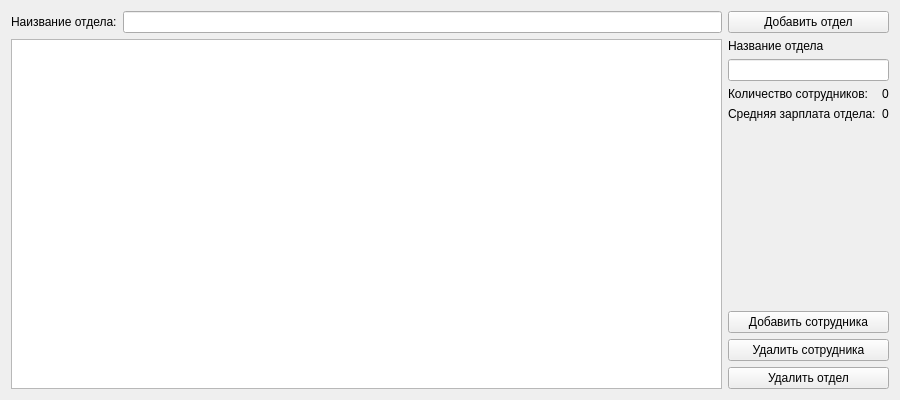
Qt form Company/mainwidget.ui (pvshebarshin/AVsoftware) before a commit.
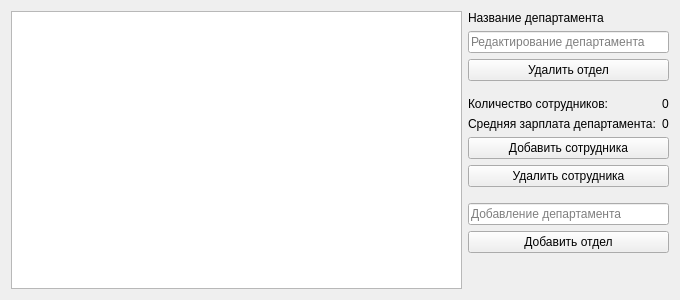
The same form after that commit.

```diff
--- a/Company/mainwidget.ui
+++ b/Company/mainwidget.ui
@@ -6,8 +6,8 @@
    <rect>
     <x>0</x>
     <y>0</y>
-    <width>900</width>
-    <height>400</height>
+    <width>680</width>
+    <height>300</height>
    </rect>
   </property>
   <property name="sizePolicy">
@@ -29,32 +29,6 @@
    <property name="sizeConstraint">
     <enum>QLayout::SetMaximumSize</enum>
    </property>
-   <item row="6" column="4">
-    <widget class="QPushButton" name="buttonRemoveDepartment">
-     <property name="sizePolicy">
-      <sizepolicy hsizetype="Preferred" vsizetype="Fixed">
-       <horstretch>0</horstretch>
-       <verstretch>0</verstretch>
-      </sizepolicy>
-     </property>
-     <property name="text">
-      <string>Удалить отдел</string>
-     </property>
-    </widget>
-   </item>
-   <item row="0" column="0">
-    <widget class="QLabel" name="label">
-     <property name="sizePolicy">
-      <sizepolicy hsizetype="Fixed" vsizetype="Fixed">
-       <horstretch>0</horstretch>
-       <verstretch>0</verstretch>
-      </sizepolicy>
-     </property>
-     <property name="text">
-      <string>Наизвание отдела:</string>
-     </property>
-    </widget>
-   </item>
    <item row="1" column="4" rowspan="3">
     <layout class="QFormLayout" name="formLayout_2">
      <property name="sizeConstraint">
@@ -66,54 +40,148 @@
         <enum>Qt::LeftToRight</enum>
        </property>
        <property name="text">
-        <string>Название отдела</string>
+        <string>Название департамента</string>
        </property>
        <property name="alignment">
         <set>Qt::AlignLeading|Qt::AlignLeft|Qt::AlignVCenter</set>
        </property>
       </widget>
      </item>
-     <item row="1" column="0" colspan="2">
-      <widget class="QLineEdit" name="lineName">
-       <property name="sizePolicy">
-        <sizepolicy hsizetype="Preferred" vsizetype="Fixed">
-         <horstretch>0</horstretch>
-         <verstretch>0</verstretch>
-        </sizepolicy>
+     <item row="4" column="0">
+      <widget class="QLabel" name="label_CE">
+       <property name="text">
+        <string>Количество сотрудников:</string>
        </property>
       </widget>
      </item>
-     <item row="2" column="1">
+     <item row="4" column="1">
       <widget class="QLabel" name="lableCount">
        <property name="text">
         <string>0</string>
        </property>
       </widget>
      </item>
-     <item row="3" column="0">
+     <item row="5" column="0">
       <widget class="QLabel" name="label_AVGS">
        <property name="text">
-        <string>Средняя зарплата отдела:</string>
+        <string>Средняя зарплата департамента:</string>
        </property>
       </widget>
      </item>
-     <item row="3" column="1">
+     <item row="5" column="1">
       <widget class="QLabel" name="lableSalary">
        <property name="text">
         <string>0</string>
        </property>
       </widget>
      </item>
-     <item row="2" column="0">
-      <widget class="QLabel" name="label_CE">
+     <item row="1" column="0" colspan="2">
+      <widget class="QLineEdit" name="lineName">
+       <property name="sizePolicy">
+        <sizepolicy hsizetype="Preferred" vsizetype="Fixed">
+         <horstretch>0</horstretch>
+         <verstretch>0</verstretch>
+        </sizepolicy>
+       </property>
+       <property name="placeholderText">
+        <string>Редактирование департамента</string>
+       </property>
+      </widget>
+     </item>
+     <item row="2" column="0" colspan="2">
+      <widget class="QPushButton" name="buttonRemoveDepartment">
+       <property name="sizePolicy">
+        <sizepolicy hsizetype="Preferred" vsizetype="Fixed">
+         <horstretch>0</horstretch>
+         <verstretch>0</verstretch>
+        </sizepolicy>
+       </property>
        <property name="text">
-        <string>Количество сотрудников:</string>
+        <string>Удалить отдел</string>
        </property>
       </widget>
      </item>
+     <item row="6" column="0" colspan="2">
+      <widget class="QPushButton" name="buttonAddEmploee">
+       <property name="sizePolicy">
+        <sizepolicy hsizetype="Preferred" vsizetype="Fixed">
+         <horstretch>0</horstretch>
+         <verstretch>0</verstretch>
+        </sizepolicy>
+       </property>
+       <property name="text">
+        <string>Добавить сотрудника</string>
+       </property>
+      </widget>
+     </item>
+     <item row="7" column="0" colspan="2">
+      <widget class="QPushButton" name="buttonRemoveEmploee">
+       <property name="sizePolicy">
+        <sizepolicy hsizetype="Preferred" vsizetype="Fixed">
+         <horstretch>0</horstretch>
+         <verstretch>0</verstretch>
+        </sizepolicy>
+       </property>
+       <property name="text">
+        <string>Удалить сотрудника</string>
+       </property>
+      </widget>
+     </item>
+     <item row="9" column="0" colspan="2">
+      <widget class="QLineEdit" name="lineNameDepartmnt">
+       <property name="sizePolicy">
+        <sizepolicy hsizetype="Preferred" vsizetype="Fixed">
+         <horstretch>1</horstretch>
+         <verstretch>0</verstretch>
+        </sizepolicy>
+       </property>
+       <property name="placeholderText">
+        <string>Добавление департамента</string>
+       </property>
+      </widget>
+     </item>
+     <item row="10" column="0" colspan="2">
+      <widget class="QPushButton" name="buttonAddDepartment">
+       <property name="sizePolicy">
+        <sizepolicy hsizetype="Preferred" vsizetype="Fixed">
+         <horstretch>0</horstretch>
+         <verstretch>0</verstretch>
+        </sizepolicy>
+       </property>
+       <property name="text">
+        <string>Добавить отдел</string>
+       </property>
+      </widget>
+     </item>
+     <item row="3" column="0" colspan="2">
+      <spacer name="verticalSpacer_2">
+       <property name="orientation">
+        <enum>Qt::Vertical</enum>
+       </property>
+       <property name="sizeHint" stdset="0">
+        <size>
+         <width>20</width>
+         <height>20</height>
+        </size>
+       </property>
+      </spacer>
+     </item>
+     <item row="8" column="0" colspan="2">
+      <spacer name="verticalSpacer">
+       <property name="orientation">
+        <enum>Qt::Vertical</enum>
+       </property>
+       <property name="sizeHint" stdset="0">
+        <size>
+         <width>20</width>
+         <height>20</height>
+        </size>
+       </property>
+      </spacer>
+     </item>
     </layout>
    </item>
-   <item row="1" column="0" rowspan="6" colspan="4">
+   <item row="1" column="0" rowspan="9" colspan="4">
     <widget class="QTreeView" name="view">
      <property name="sizePolicy">
       <sizepolicy hsizetype="Preferred" vsizetype="Preferred">
@@ -162,58 +230,6 @@
      </attribute>
     </widget>
    </item>
-   <item row="5" column="4">
-    <widget class="QPushButton" name="buttonRemoveEmploee">
-     <property name="sizePolicy">
-      <sizepolicy hsizetype="Preferred" vsizetype="Fixed">
-       <horstretch>0</horstretch>
-       <verstretch>0</verstretch>
-      </sizepolicy>
-     </property>
-     <property name="text">
-      <string>Удалить сотрудника</string>
-     </property>
-    </widget>
-   </item>
-   <item row="0" column="1" colspan="3">
-    <widget class="QLineEdit" name="lineNameDepartmnt">
-     <property name="sizePolicy">
-      <sizepolicy hsizetype="Preferred" vsizetype="Fixed">
-       <horstretch>1</horstretch>
-       <verstretch>0</verstretch>
-      </sizepolicy>
-     </property>
-     <property name="placeholderText">
-      <string/>
-     </property>
-    </widget>
-   </item>
-   <item row="0" column="4">
-    <widget class="QPushButton" name="buttonAddDepartment">
-     <property name="sizePolicy">
-      <sizepolicy hsizetype="Preferred" vsizetype="Fixed">
-       <horstretch>0</horstretch>
-       <verstretch>0</verstretch>
-      </sizepolicy>
-     </property>
-     <property name="text">
-      <string>Добавить отдел</string>
-     </property>
-    </widget>
-   </item>
-   <item row="4" column="4">
-    <widget class="QPushButton" name="buttonAddEmploee">
-     <property name="sizePolicy">
-      <sizepolicy hsizetype="Preferred" vsizetype="Fixed">
-       <horstretch>0</horstretch>
-       <verstretch>0</verstretch>
-      </sizepolicy>
-     </property>
-     <property name="text">
-      <string>Добавить сотрудника</string>
-     </property>
-    </widget>
-   </item>
   </layout>
  </widget>
  <resources/>
```
